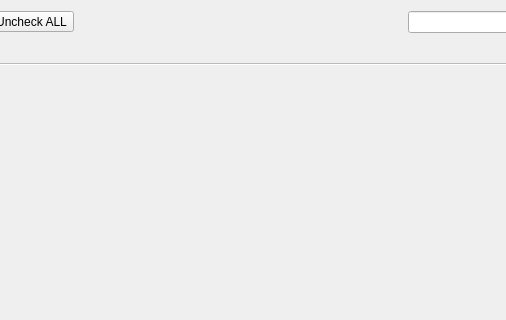
First picture: the form in ui/KeyList.ui, repository saturneric/GpgFrontend, before the edit; both pictures show x 270 to 776 and y 0 to 320 of the 1016 by 856 pixel window.
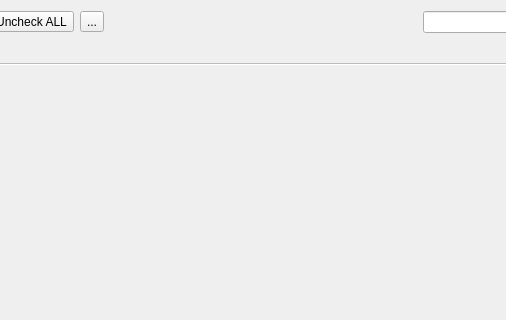
Second picture: the form after the edit. Icons and pictures are not drawn.

Commit message: feat: user can select shown columns at key table

```diff
--- a/ui/KeyList.ui
+++ b/ui/KeyList.ui
@@ -92,6 +92,23 @@
             </property>
            </widget>
           </item>
+          <item>
+           <widget class="QToolButton" name="columnTypeButton">
+            <property name="acceptDrops">
+             <bool>false</bool>
+            </property>
+            <property name="text">
+             <string>...</string>
+            </property>
+            <property name="icon">
+             <iconset resource="../gpgfrontend.qrc">
+              <normaloff>:/icons/filter.png</normaloff>:/icons/filter.png</iconset>
+            </property>
+            <property name="popupMode">
+             <enum>QToolButton::InstantPopup</enum>
+            </property>
+           </widget>
+          </item>
           <item>
            <spacer name="horizontalSpacer">
             <property name="orientation">
```
The commit also changes 16 other files.
